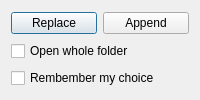
This is opendialog.ui in gidzzz/openmediaplayer as Qt 5 draws it before an edit. The edited form follows.
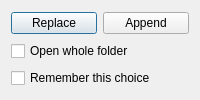
This is the edited form.

Commit message: Cleaned up SettingsDialog on the inside a bit, reduced the layout margins, grouped related items together.

```diff
--- a/opendialog.ui
+++ b/opendialog.ui
@@ -34,7 +34,7 @@
    <item>
     <widget class="QCheckBox" name="rememberCheckBox">
      <property name="text">
-      <string>Rembember my choice</string>
+      <string>Remember this choice</string>
      </property>
     </widget>
    </item>
```
The commit also changes 2 other files.
